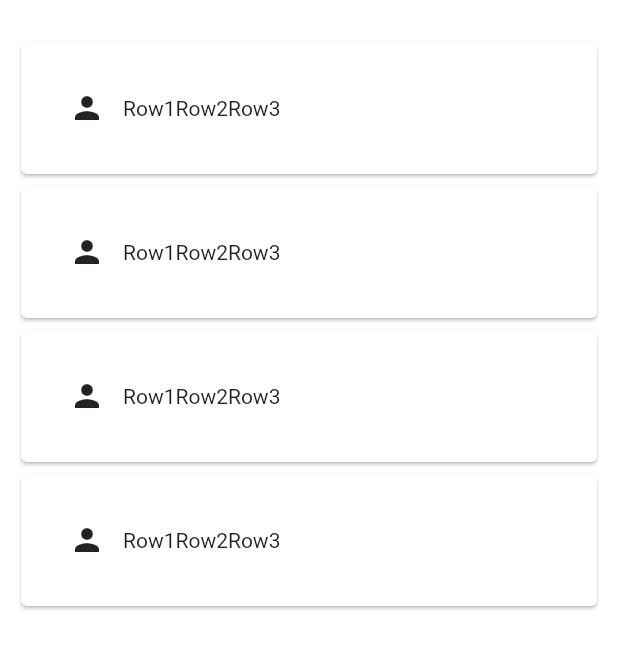
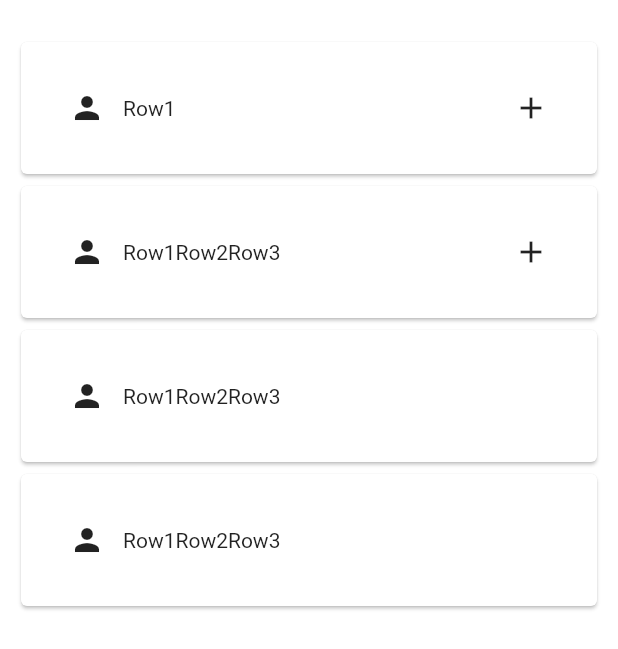
Before and after one commit to tonyhoangdev/flutter2, a Flutter app: the screen it shows after launch, on a phone screen of 412 x 824 dp. Shown: the top 649 px of the screen. Run offline on Flutter 3.47's test engine with Material 2 defaults, Android fonts, the phone set to English and light mode, and no system bars.

Commit message:
add expanded

```diff
--- a/flutter_app/lib/main.dart
+++ b/flutter_app/lib/main.dart
@@ -26,7 +26,6 @@ class MyStatefulWidget extends StatefulWidget {
 }
 
 class _MyStatefulWidgetState extends State<MyStatefulWidget> {
-
   var myColor = Colors.red;
 
   changeColor() {
@@ -49,7 +48,58 @@ class _MyStatefulWidgetState extends State<MyStatefulWidget> {
                   children: <Widget>[
                     IconButton(
                       icon: Icon(Icons.person),
-                      onPressed: (){
+                      onPressed: () {
+                        print("person");
+                      },
+                    ),
+                    Expanded(
+                      child: Text("Row1"),
+                    ),
+                    IconButton(
+                      icon: Icon(Icons.add),
+                      onPressed: () {
+                        print('add');
+                      },
+                    )
+                  ],
+                ),
+              ),
+            ),
+            Card(
+              child: Padding(
+                padding: const EdgeInsets.all(20.0),
+                child: Row(
+                  children: <Widget>[
+                    IconButton(
+                      icon: Icon(Icons.person),
+                      onPressed: () {
+                        print("person");
+                      },
+                    ),
+                    Expanded(
+                        child: Row(children: [
+                      Text("Row1"),
+                      Text("Row2"),
+                      Text("Row3"),
+                    ])),
+                    IconButton(
+                      icon: Icon(Icons.add),
+                      onPressed: () {
+                        print("add");
+                      },
+                    )
+                  ],
+                ),
+              ),
+            ),
+            Card(
+              child: Padding(
+                padding: const EdgeInsets.all(20.0),
+                child: Row(
+                  children: <Widget>[
+                    IconButton(
+                      icon: Icon(Icons.person),
+                      onPressed: () {
                         print("person");
                       },
                     ),
@@ -67,43 +117,7 @@ class _MyStatefulWidgetState extends State<MyStatefulWidget> {
                   children: <Widget>[
                     IconButton(
                       icon: Icon(Icons.person),
-                      onPressed: (){
-                        print("person");
-                      },
-                    ),
-                    Text("Row1"),
-                    Text("Row2"),
-                    Text("Row3"),
-                  ],
-                ),
-              ),
-            ),
-            Card(
-              child: Padding(
-                padding: const EdgeInsets.all(20.0),
-                child: Row(
-                  children: <Widget>[
-                    IconButton(
-                      icon: Icon(Icons.person),
-                      onPressed: (){
-                        print("person");
-                      },
-                    ),
-                    Text("Row1"),
-                    Text("Row2"),
-                    Text("Row3"),
-                  ],
-                ),
-              ),
-            ),
-            Card(
-              child: Padding(
-                padding: const EdgeInsets.all(20.0),
-                child: Row(
-                  children: <Widget>[
-                    IconButton(
-                      icon: Icon(Icons.person),
-                      onPressed: (){
+                      onPressed: () {
                         print("person");
                       },
                     ),
```
